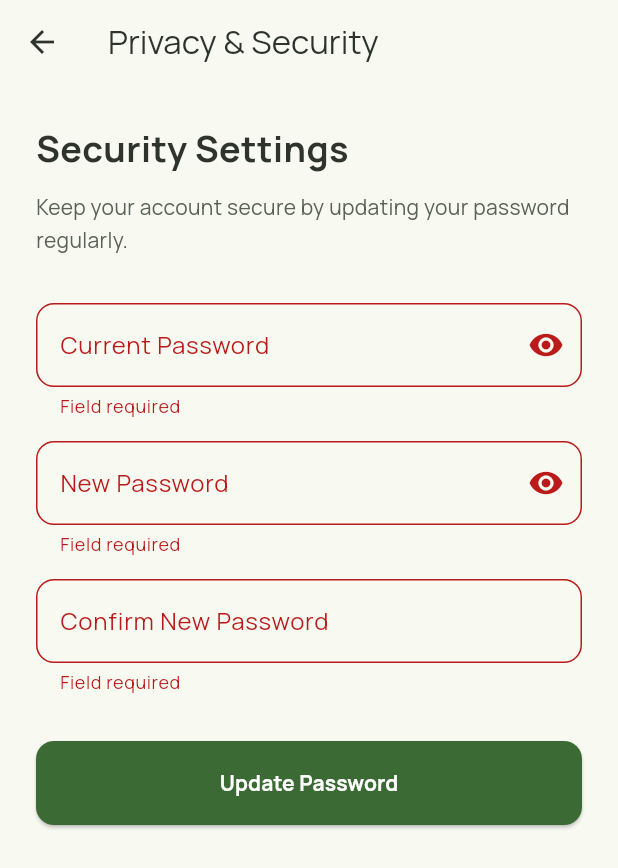
After one commit to MazenAhmed75/graduation, a Flutter app: the SecurityScreen screen opened directly, after a tap on "Update Password", on a phone screen of 412 x 824 dp. The commit adds this screen. Shown: the top 868 px of the screen. Run offline on Flutter 3.47's test engine with Material 3 defaults, Android fonts, the phone set to English and light mode, and no system bars; our stand-ins replace cloud_firestore, firebase_auth, firebase_core, firebase_messaging, firebase_storage, fl_chart and 5 more; accounts and stored records are empty; network calls fail.

Commit message:
Added Security Change

```diff
--- a/lib/Services/auth_service.dart
+++ b/lib/Services/auth_service.dart
@@ -190,6 +190,52 @@ class AuthService {
       return 'An unexpected error occurred. Please try again.';
     }
   }
+  // ------------------------------------------------------------------------
+// WANT TO CHANGE PASSWORD : CHECK IF ITS A GOOGLE SIGN IN OR NOT FIRST
+// --------------------------------------------------------------------------
+
+// Check if the user signed in with Google
+  bool isGoogleUser() {
+    final user = _auth.currentUser;
+    if (user == null) return false;
+
+    // Check provider data for 'google.com'
+    for (final profile in user.providerData) {
+      if (profile.providerId == 'google.com') return true;
+    }
+    return false;
+  }
+
+// Change Password Logic
+  Future<String?> changePassword({
+    required String oldPassword,
+    required String newPassword,
+  }) async {
+    try {
+      User? user = _auth.currentUser;
+      if (user == null || user.email == null) return 'User not found.';
+
+      // 1. Re-authenticate the user (Crucial for security)
+      AuthCredential credential = EmailAuthProvider.credential(
+        email: user.email!,
+        password: oldPassword,
+      );
+
+      await user.reauthenticateWithCredential(credential);
+
+      // 2. Update the password
+      await user.updatePassword(newPassword);
+
+      return null; // Success
+    } on FirebaseAuthException catch (e) {
+      if (e.code == 'wrong-password') {
+        return 'The old password you entered is incorrect.';
+      }
+      return e.message;
+    } catch (e) {
+      return 'An unexpected error occurred.';
+    }
+  }
   // -------------------------------------------------------
   // LOGOUT: Sign out from both Firebase and Google
   // -------------------------------------------------------
--- a/lib/screens/profile_screen.dart
+++ b/lib/screens/profile_screen.dart
@@ -5,6 +5,7 @@ import '../models/user_model.dart';
 import '../services/user_service.dart';
 import '../services/auth_service.dart';
 import '../services/Storage_service.dart';
+import 'security_screen.dart';
 
 class ProfileScreen extends StatelessWidget {
   final void Function(int) onNavigateToTab;
@@ -458,7 +459,15 @@ class ProfileScreen extends StatelessWidget {
                       ),
                       const Divider(height: 1, indent: 72),
                       _buildSettingsTile(
-                          'Privacy & Security', Icons.security),
+                        'Privacy & Security',
+                        Icons.security,
+                        onTap: () {
+                          Navigator.push(
+                            context,
+                            MaterialPageRoute(builder: (context) => const SecurityScreen()),
+                          );
+                        },
+                      ),
                     ],
                   ),
                 ),
@@ -631,7 +640,10 @@ class ProfileScreen extends StatelessWidget {
   }
 
   static Widget _buildSettingsTile(String title, IconData icon,
-      {Widget? trailing}) {
+   {
+  Widget? trailing,
+  VoidCallback? onTap,
+  }) {
   return Padding(
   padding: const EdgeInsets.all(8.0),
   child: ListTile(
@@ -641,17 +653,28 @@ class ProfileScreen extends StatelessWidget {
   width: 44,
   height: 44,
   decoration: const BoxDecoration(
-              color: Color(0xFFDEE5D7), shape: BoxShape.circle),
+  color: Color(0xFFDEE5D7),
+  shape: BoxShape.circle,
+  ),
   child: Icon(icon, color: AppTheme.onSurfaceVariant),
   ),
-        title: Text(title,
+  title: Text(
+  title,
   style: const TextStyle(
   fontSize: 15,
   fontWeight: FontWeight.bold,
-                color: AppTheme.onSurface)),
+  color: AppTheme.onSurface,
+  ),
+  ),
+
   trailing: trailing ??
-            const Icon(Icons.chevron_right, color: AppTheme.outlineVariant),
-        onTap: trailing == null ? () {} : null,
+  const Icon(
+  Icons.chevron_right,
+  color: AppTheme.outlineVariant,
+  ),
+
+  // supports custom onTap
+  onTap: onTap ?? (trailing == null ? () {} : null),
   ),
   );
   }
--- /dev/null
+++ b/lib/screens/security_screen.dart
@@ -0,0 +1,209 @@
+import 'package:flutter/material.dart';
+import '../theme.dart';
+import '../services/auth_service.dart';
+
+class SecurityScreen extends StatefulWidget {
+  const SecurityScreen({super.key});
+
+  @override
+  State<SecurityScreen> createState() => _SecurityScreenState();
+}
+
+class _SecurityScreenState extends State<SecurityScreen> {
+  final AuthService _authService = AuthService();
+  final _formKey = GlobalKey<FormState>();
+
+  // Controllers to capture user input
+  final _oldPasswordController = TextEditingController();
+  final _newPasswordController = TextEditingController();
+  final _confirmPasswordController = TextEditingController();
+
+  bool _isLoading = false;
+  bool _obscureOld = true;
+  bool _obscureNew = true;
+
+  @override
+  Widget build(BuildContext context) {
+    // IMPORTANT: Check the login provider.
+    // We cannot change passwords for Google users via Firebase Auth.
+    final isGoogle = _authService.isGoogleUser();
+
+    return Scaffold(
+      backgroundColor: AppTheme.neutral,
+      appBar: AppBar(
+        title: const Text('Privacy & Security'),
+        backgroundColor: Colors.transparent,
+        elevation: 0,
+      ),
+      body: SingleChildScrollView(
+        padding: const EdgeInsets.all(24),
+        child: Column(
+          crossAxisAlignment: CrossAxisAlignment.start,
+          children: [
+            const Text(
+              'Security Settings',
+              style: TextStyle(fontSize: 24, fontWeight: FontWeight.bold),
+            ),
+            const SizedBox(height: 8),
+            Text(
+              isGoogle
+                  ? 'Your account is managed via Google.'
+                  : 'Keep your account secure by updating your password regularly.',
+              style: const TextStyle(color: AppTheme.onSurfaceVariant),
+            ),
+            const SizedBox(height: 32),
+
+            // Use conditional rendering to show the correct UI based on login type
+            if (isGoogle)
+              _buildGoogleUserCard()
+            else
+              _buildPasswordChangeForm(),
+          ],
+        ),
+      ),
+    );
+  }
+
+  /// UI for Google Users: Prevents them from seeing an "Update Password" form
+  /// that would inevitably fail because Google owns their credentials.
+  Widget _buildGoogleUserCard() {
+    return Container(
+      padding: const EdgeInsets.all(20),
+      decoration: BoxDecoration(
+        color: AppTheme.surfaceContainerLowest,
+        borderRadius: BorderRadius.circular(16),
+        border: Border.all(color: AppTheme.outlineVariant.withOpacity(0.5)),
+      ),
+      child: const Column(
+        children: [
+          Icon(Icons.lock_person, size: 48, color: AppTheme.primary),
+          SizedBox(height: 16),
+          Text(
+            'Signed in with Google',
+            style: TextStyle(fontWeight: FontWeight.bold, fontSize: 18),
+          ),
+          SizedBox(height: 8),
+          Text(
+            'Because you use Google Sign-In, you can manage your password directly in your Google Account settings.',
+            textAlign: TextAlign.center,
+            style: TextStyle(color: AppTheme.onSurfaceVariant),
+          ),
+        ],
+      ),
+    );
+  }
+
+  /// UI for Email Users: A standard form requiring current password for verification.
+  Widget _buildPasswordChangeForm() {
+    return Form(
+      key: _formKey,
+      child: Column(
+        children: [
+          // Verify current password to prove the user owns the account
+          _buildPasswordField(
+              _oldPasswordController,
+              'Current Password',
+              _obscureOld,
+                  (val) => setState(() => _obscureOld = !val)
+          ),
+          const SizedBox(height: 16),
+          // Enter new password
+          _buildPasswordField(
+              _newPasswordController,
+              'New Password',
+              _obscureNew,
+                  (val) => setState(() => _obscureNew = !val)
+          ),
+          const SizedBox(height: 16),
+          // Confirm new password to catch typos
+          _buildPasswordField(
+              _confirmPasswordController,
+              'Confirm New Password',
+              _obscureNew,
+              null,
+              isConfirm: true
+          ),
+          const SizedBox(height: 32),
+          SizedBox(
+            width: double.infinity,
+            height: 56,
+            child: ElevatedButton(
+              onPressed: _isLoading ? null : _handleUpdatePassword,
+              style: ElevatedButton.styleFrom(
+                backgroundColor: AppTheme.primary,
+                foregroundColor: Colors.white,
+                shape: RoundedRectangleBorder(borderRadius: BorderRadius.circular(12)),
+              ),
+              child: _isLoading
+                  ? const CircularProgressIndicator(color: Colors.white)
+                  : const Text('Update Password', style: TextStyle(fontWeight: FontWeight.bold)),
+            ),
+          ),
+        ],
+      ),
+    );
+  }
+
+  /// Helper to build consistent password text fields
+  Widget _buildPasswordField(
+      TextEditingController controller,
+      String label,
+      bool obscure,
+      Function(bool)? onToggle,
+      {bool isConfirm = false}
+      ) {
+    return TextFormField(
+      controller: controller,
+      obscureText: obscure,
+      decoration: InputDecoration(
+        labelText: label,
+        border: OutlineInputBorder(borderRadius: BorderRadius.circular(12)),
+        suffixIcon: onToggle != null
+            ? IconButton(
+            icon: Icon(obscure ? Icons.visibility : Icons.visibility_off),
+            onPressed: () => onToggle(obscure)
+        )
+            : null,
+      ),
+      validator: (value) {
+        if (value == null || value.isEmpty) return 'Field required';
+        // Check if the "Confirm" field matches the "New" field
+        if (isConfirm && value != _newPasswordController.text) return 'Passwords do not match';
+        // Enforce basic password length
+        if (!isConfirm && value.length < 6) return 'Must be at least 6 characters';
+        return null;
+      },
+    );
+  }
+
+  /// Handles the process of re-authenticating and then updating the password.
+  Future<void> _handleUpdatePassword() async {
+    // Stop if the UI validation (empty fields, short passwords) fails
+    if (!_formKey.currentState!.validate()) return;
+
+    setState(() => _isLoading = true);
+
+    // Call the AuthService which re-authenticates with the old password
+    // and then sets the new one.
+    final error = await _authService.changePassword(
+      oldPassword: _oldPasswordController.text,
+      newPassword: _newPasswordController.text,
+    );
+
+    if (mounted) {
+      setState(() => _isLoading = false);
+      if (error == null) {
+        // Successful update
+        ScaffoldMessenger.of(context).showSnackBar(
+            const SnackBar(content: Text('Password updated successfully!'))
+        );
+        Navigator.pop(context); // Return to profile
+      } else {
+        // Shows error if old password was wrong or there was a network issue
+        ScaffoldMessenger.of(context).showSnackBar(
+            SnackBar(content: Text(error), backgroundColor: Colors.red)
+        );
+      }
+    }
+  }
+}
```
Lines whose indentation alone changed are shown as unchanged.
